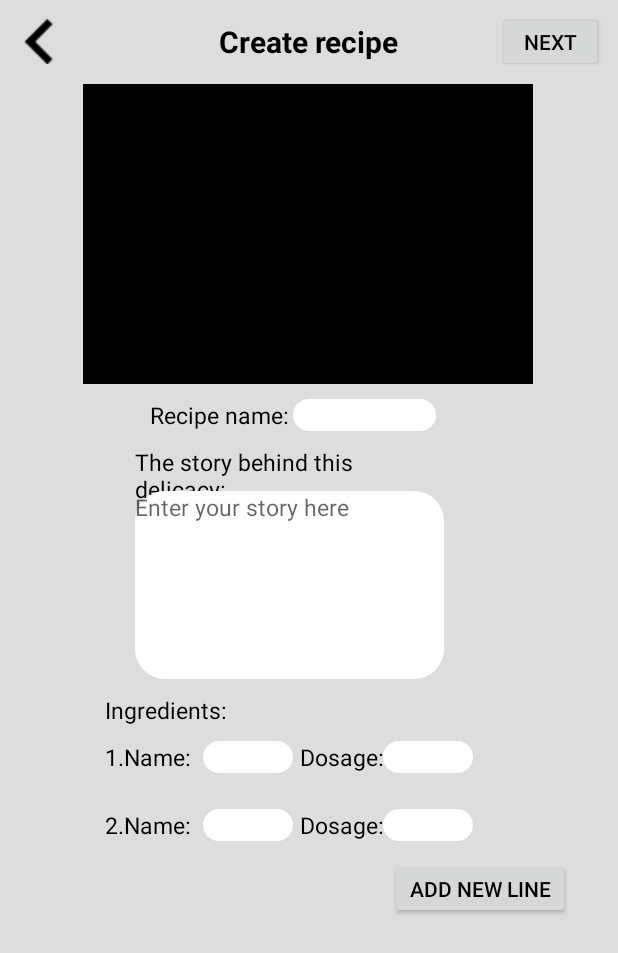
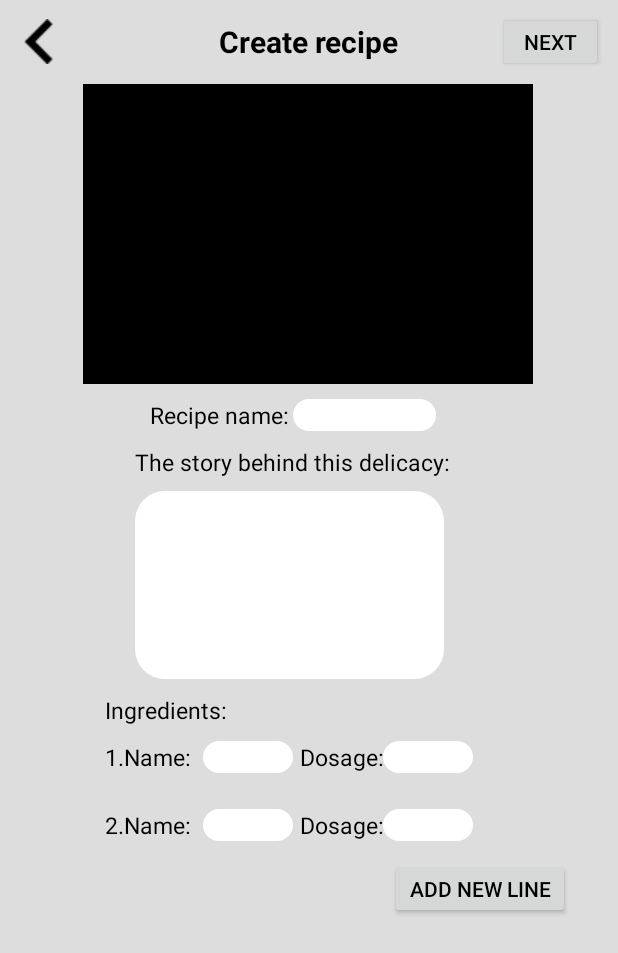
Before and after one commit to BeefWithPotato/MyChef, an Android app: the CreateRecipeActivity screen opened directly, with no data from a screen before it, on a phone screen of 412 x 824 dp. Shown: the top 953 px of the screen. Run offline under Robolectric (Android 15) with nearby library versions, the phone set to English and light mode, and no system bars; our stand-ins replace Firebase (no records; nobody signed in at launch, a user with empty details on screens opened directly); pictures from the network do not load.

Commit message:
fix recipe ingredient bugs

```diff
--- a/app/src/main/java/com/example/mychef/CreateRecipeActivity.java
+++ b/app/src/main/java/com/example/mychef/CreateRecipeActivity.java
@@ -63,6 +63,7 @@ public class CreateRecipeActivity extends AppCompatActivity {
         etName2 = (EditText) findViewById(R.id.nameText2);
         ingredientsArray.add(etName2);
         etDosage2 = (EditText) findViewById(R.id.dosage2);
+        ingredientsArray.add(etDosage2);
 
 
 
--- a/app/src/main/java/com/example/mychef/Recipe.java
+++ b/app/src/main/java/com/example/mychef/Recipe.java
@@ -10,7 +10,7 @@ public class Recipe {
 
     private String recipeName;
     private String coverImage;
-    private String story;
+    public String story;
     private ArrayList<String> ingredients;
     public ArrayList<String> stepImages;
     private ArrayList<String> stepDescriptions;
@@ -34,7 +34,7 @@ public class Recipe {
         this.coverImage = coverImage;
     }
 
-    public String getStory() { return coverImage; }
+    public String getStory() { return story; }
 
     public void setStory(String story) { this.story = story; }
 
--- a/app/src/main/res/layout/activity_create_recipe.xml
+++ b/app/src/main/res/layout/activity_create_recipe.xml
@@ -49,6 +49,7 @@
             android:layout_height="200dp"
             android:layout_below="@+id/toolbar"
             android:layout_marginLeft="55dp"
+            android:scaleType="centerCrop"
             android:background="@color/black"/>
 
 
@@ -79,7 +80,7 @@
 
 
         <TextView
-            android:layout_width="200dp"
+            android:layout_width="match_parent"
             android:layout_height="wrap_content"
             android:layout_below="@+id/recipe_name"
             android:layout_marginLeft="90dp"
@@ -98,7 +99,6 @@
             android:layout_marginTop="40dp"
             android:background="@drawable/edit_profile_edit_text"
             android:gravity="start"
-            android:hint="Enter your story here"
             android:maxLines="10"
             android:textAlignment="viewStart"
             android:textSize="15sp" />
--- a/app/src/main/res/layout/activity_create_recipe2.xml
+++ b/app/src/main/res/layout/activity_create_recipe2.xml
@@ -78,6 +78,7 @@
                     android:id="@+id/step_image1"
                     android:layout_width="300dp"
                     android:layout_height="200dp"
+                    android:scaleType="centerCrop"
                     android:layout_below="@+id/step1"
                     android:layout_marginLeft="50dp"
                     android:background="@color/black"
```
Also changed, not shown: app/src/main/java/com/example/mychef/CreateRecipeActivity2.java (+4 -4 lines), 1 other file.
